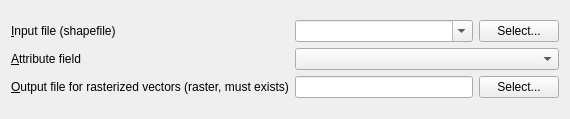
Above: qgis/python/plugins/GdalTools/tools/widgetRasterize.ui from sourcepole/qgis before the change. Below: the same form after it.
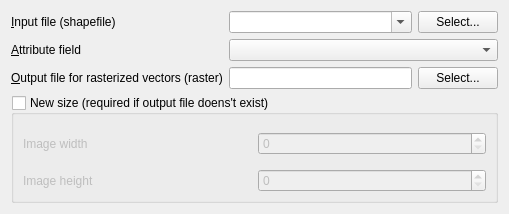
That is the form after the change.

Commit message: added raster creation in rasterize tool, to fix #3545

```diff
--- a/qgis/python/plugins/GdalTools/tools/widgetRasterize.ui
+++ b/qgis/python/plugins/GdalTools/tools/widgetRasterize.ui
@@ -6,8 +6,8 @@
    <rect>
     <x>0</x>
     <y>0</y>
-    <width>570</width>
-    <height>119</height>
+    <width>509</width>
+    <height>214</height>
    </rect>
   </property>
   <property name="sizePolicy">
@@ -21,7 +21,7 @@
   </property>
   <layout class="QVBoxLayout" name="verticalLayout">
    <item>
-    <layout class="QGridLayout" name="gridLayout">
+    <layout class="QGridLayout" name="gridLayout_2">
      <item row="0" column="0">
       <widget class="QLabel" name="label">
        <property name="text">
@@ -82,7 +82,7 @@
      <item row="2" column="0">
       <widget class="QLabel" name="label_2">
        <property name="text">
-        <string>&amp;Output file for rasterized vectors (raster, must exists)</string>
+        <string>&amp;Output file for rasterized vectors (raster)</string>
        </property>
        <property name="buddy">
         <cstring>selectOutputFileButton</cstring>
@@ -112,6 +112,52 @@
      </item>
     </layout>
    </item>
+   <item>
+    <widget class="QGroupBox" name="resizeGroupBox">
+     <property name="title">
+      <string>New size (required if output file doens't exist)</string>
+     </property>
+     <property name="checkable">
+      <bool>true</bool>
+     </property>
+     <property name="checked">
+      <bool>false</bool>
+     </property>
+     <layout class="QGridLayout" name="gridLayout">
+      <property name="bottomMargin">
+       <number>0</number>
+      </property>
+      <item row="0" column="0">
+       <widget class="QLabel" name="label_4">
+        <property name="text">
+         <string>Image width</string>
+        </property>
+       </widget>
+      </item>
+      <item row="0" column="1">
+       <widget class="QSpinBox" name="widthSpin">
+        <property name="maximum">
+         <number>999999</number>
+        </property>
+       </widget>
+      </item>
+      <item row="1" column="0">
+       <widget class="QLabel" name="label_5">
+        <property name="text">
+         <string>Image height</string>
+        </property>
+       </widget>
+      </item>
+      <item row="1" column="1">
+       <widget class="QSpinBox" name="heightSpin">
+        <property name="maximum">
+         <number>999999</number>
+        </property>
+       </widget>
+      </item>
+     </layout>
+    </widget>
+   </item>
   </layout>
  </widget>
  <resources/>
```
The commit also changes 3 other files.
